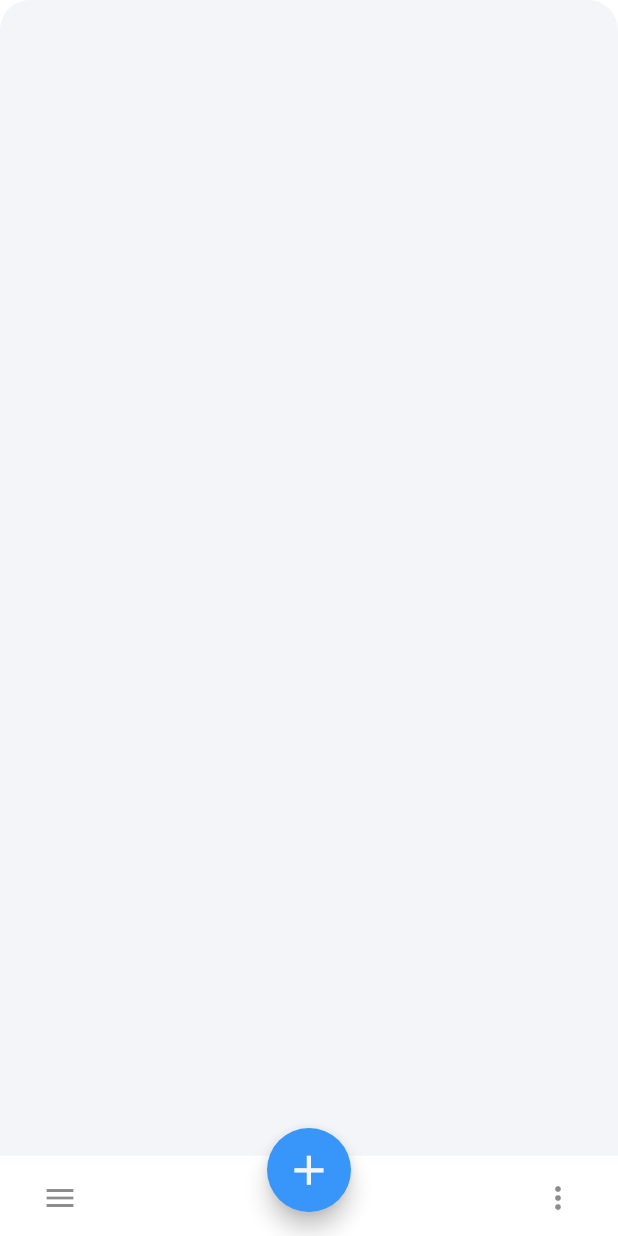
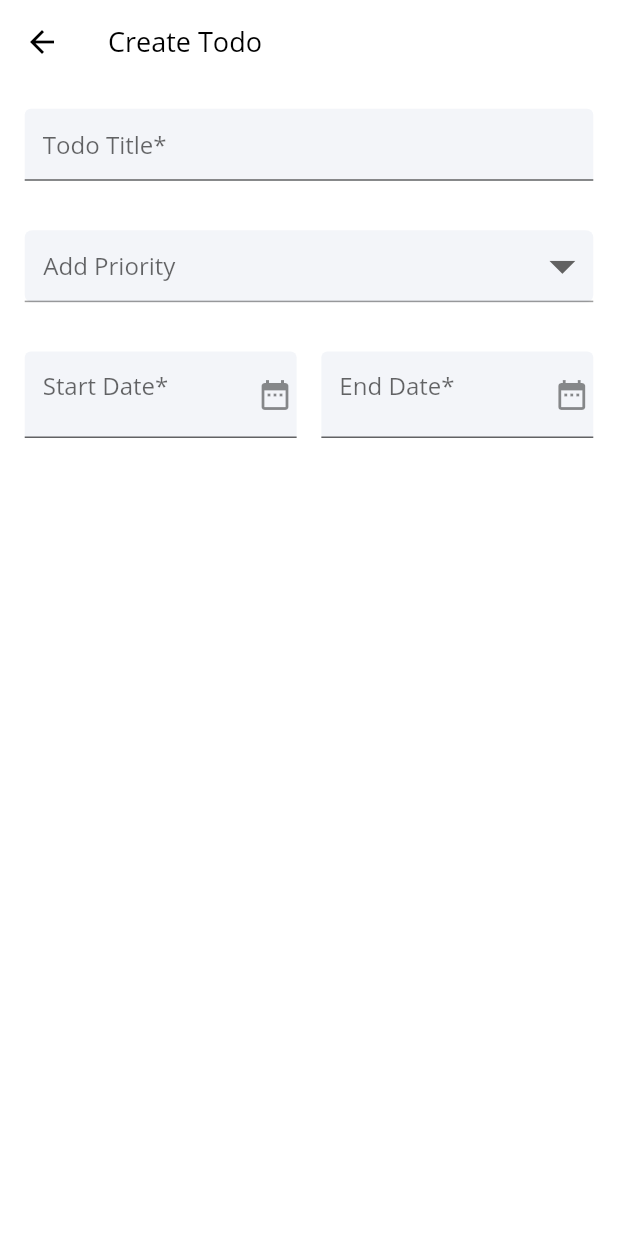
Before and after one commit to Jaineel-Mamtora/ToDo-List, a Flutter app: the HomeScreen screen opened by its route, after a tap on the "add" icon, on a phone screen of 412 x 824 dp. Run offline on Flutter 3.47's test engine with Material 2 defaults, Android fonts, the phone set to English and light mode, and no system bars; our stand-ins replace cloud_firestore, email_validator, firebase_auth, fluttertoast; accounts and stored records are empty.

Commit message:
added: TodoScreen

```diff
--- a/lib/main.dart
+++ b/lib/main.dart
@@ -1,20 +1,29 @@
 import 'package:flutter/material.dart';
+import 'package:provider/provider.dart';
+import 'package:firebase_auth/firebase_auth.dart';
 
 import './screens/AuthScreen.dart';
 import './screens/InitScreen.dart';
 import './screens/HomeScreen.dart';
+import './screens/TodoScreen.dart';
 
 void main() => runApp(MyToDoListApp());
 
 class MyToDoListApp extends StatelessWidget {
   @override
   Widget build(BuildContext context) {
-    return MaterialApp(
+    return MultiProvider(
+      providers: [
+        StreamProvider<FirebaseUser>.value(
+          value: FirebaseAuth.instance.onAuthStateChanged,
+        ),
+      ],
+      child: MaterialApp(
         title: 'Todo List',
         debugShowCheckedModeBanner: false,
         theme: ThemeData(
+          primaryColor: Color.fromRGBO(56, 149, 249, 1),
           accentColor: Color.fromRGBO(243, 245, 249, 1),
-        primaryColor: Color.fromRGBO(56, 149, 249, 1),
           visualDensity: VisualDensity.adaptivePlatformDensity,
           fontFamily: 'OpenSans',
         ),
@@ -23,7 +32,9 @@ class MyToDoListApp extends StatelessWidget {
           InitScreen.routeName: (ctx) => InitScreen(),
           AuthScreen.routeName: (ctx) => AuthScreen(),
           HomeScreen.routeName: (ctx) => HomeScreen(),
+          TodoScreen.routeName: (ctx) => TodoScreen(),
         },
+      ),
     );
   }
 }
--- a/lib/screens/HomeScreen.dart
+++ b/lib/screens/HomeScreen.dart
@@ -1,5 +1,9 @@
 import 'package:flutter/material.dart';
+import 'package:provider/provider.dart';
+import 'package:firebase_auth/firebase_auth.dart';
+import 'package:cloud_firestore/cloud_firestore.dart';
 
+import './TodoScreen.dart';
 import '../providers/FirebaseAuthenticationService.dart';
 
 class HomeScreen extends StatefulWidget {
@@ -16,6 +20,7 @@ class _HomeScreenState extends State<HomeScreen> {
   Widget build(BuildContext context) {
     double height = MediaQuery.of(context).size.height;
     double statusBarHeight = MediaQuery.of(context).padding.top;
+    final user = Provider.of<FirebaseUser>(context);
     return Scaffold(
       backgroundColor: Colors.white,
       body: Container(
@@ -31,7 +36,30 @@ class _HomeScreenState extends State<HomeScreen> {
               child: SingleChildScrollView(
                 child: Column(
                   children: <Widget>[
-                    Container(),
+                    user != null
+                        ? StreamBuilder<QuerySnapshot>(
+                            stream: Firestore.instance
+                                .collection('users')
+                                .document(user.uid)
+                                .collection('todo')
+                                .snapshots(),
+                            builder: (context, snapshot) {
+                              if (!snapshot.hasData) {
+                                return Container(
+                                  child: Center(
+                                    child: CircularProgressIndicator(
+                                      backgroundColor:
+                                          Theme.of(context).primaryColor,
+                                    ),
+                                  ),
+                                );
+                              }
+                              // List<DocumentSnapshot> docs = snapshot.data.documents;
+
+                              return Container();
+                            },
+                          )
+                        : Container(),
                   ],
                 ),
               ),
@@ -67,7 +95,9 @@ class _HomeScreenState extends State<HomeScreen> {
       floatingActionButtonLocation: FloatingActionButtonLocation.centerFloat,
       floatingActionButton: FloatingActionButton(
         backgroundColor: Theme.of(context).primaryColor,
-        onPressed: () {},
+        onPressed: () {
+          Navigator.of(context).pushNamed(TodoScreen.routeName);
+        },
         materialTapTargetSize: MaterialTapTargetSize.shrinkWrap,
         child: Icon(
           Icons.add,
--- a/lib/screens/InitScreen.dart
+++ b/lib/screens/InitScreen.dart
@@ -51,6 +51,7 @@ class _InitScreenState extends State<InitScreen> {
               'ToDo List',
               style: TextStyle(fontSize: 24),
             ),
+            SizedBox(height: 30),
             FutureBuilder<bool>(
               future: _checkAuthStatus(context),
               builder: (BuildContext c, AsyncSnapshot<bool> snapshot) {
--- /dev/null
+++ b/lib/screens/TodoScreen.dart
@@ -0,0 +1,218 @@
+import 'package:flutter/material.dart';
+import 'package:intl/intl.dart';
+import 'package:fluttertoast/fluttertoast.dart';
+
+class TodoScreen extends StatefulWidget {
+  static const routeName = '/todo';
+
+  @override
+  _TodoScreenState createState() => _TodoScreenState();
+}
+
+class _TodoScreenState extends State<TodoScreen> {
+  TextEditingController _titleController = TextEditingController();
+  TextEditingController _priorityController = TextEditingController();
+  TextEditingController _startDateController = TextEditingController();
+  TextEditingController _endDateController = TextEditingController();
+  TextEditingController _subTaskController = TextEditingController();
+
+  DateTime _pickedStartDate;
+  DateTime _pickedEndDate;
+
+  List<String> _priorities = ['Critical', 'Urgent', 'Important'];
+  String _selectedPriority;
+
+  _getStartDate(BuildContext ctx) async {
+    FocusScope.of(ctx).requestFocus(new FocusNode());
+    _pickedStartDate = await showDatePicker(
+      context: ctx,
+      initialDate: _pickedStartDate ?? DateTime.now(),
+      firstDate: DateTime(2000),
+      lastDate: DateTime(2050),
+    );
+    if (_startDateController.text == '' && _pickedStartDate == null) {
+      Fluttertoast.showToast(msg: "Please select a Start Date!");
+      return;
+    }
+    if (_startDateController.text != null && _pickedStartDate != null) {
+      _startDateController.text =
+          DateFormat('dd MMM, yyyy').format(_pickedStartDate) ??
+              DateTime.now().toIso8601String();
+    }
+  }
+
+  _getEndDate(BuildContext ctx) async {
+    FocusScope.of(ctx).requestFocus(new FocusNode());
+    _pickedEndDate = await showDatePicker(
+      context: ctx,
+      initialDate: _pickedEndDate ?? DateTime.now(),
+      firstDate: DateTime(2000),
+      lastDate: DateTime(2050),
+    );
+    if (_endDateController.text == '' && _pickedEndDate == null) {
+      Fluttertoast.showToast(msg: "Please select an End Date!");
+      return;
+    }
+    if (_pickedStartDate == null) {
+      Fluttertoast.showToast(msg: "Please enter Start Date first.");
+      return;
+    }
+
+    if (_endDateController.text != null && _pickedEndDate != null) {
+      _endDateController.text =
+          DateFormat('dd MMM, yyyy').format(_pickedEndDate) ??
+              DateTime.now().toIso8601String();
+    }
+  }
+
+  @override
+  void dispose() {
+    _titleController.dispose();
+    _priorityController.dispose();
+    _startDateController.dispose();
+    _endDateController.dispose();
+    _subTaskController.dispose();
+    super.dispose();
+  }
+
+  @override
+  Widget build(BuildContext context) {
+    Size deviceSize = MediaQuery.of(context).size;
+    return Scaffold(
+      backgroundColor: Colors.white,
+      appBar: AppBar(
+        elevation: 0,
+        title: Text(
+          'Create Todo',
+          style: TextStyle(
+            color: Colors.black,
+            fontSize: 18,
+          ),
+        ),
+        backgroundColor: Colors.white,
+        iconTheme: IconThemeData(
+          color: Colors.black,
+        ),
+      ),
+      body: SingleChildScrollView(
+        child: Column(
+          children: <Widget>[
+            Container(
+              padding: EdgeInsets.symmetric(
+                horizontal: deviceSize.width * 0.04,
+                vertical: deviceSize.height * 0.02,
+              ),
+              child: TextFormField(
+                controller: _titleController,
+                decoration: InputDecoration(
+                  filled: true,
+                  fillColor: Theme.of(context).accentColor,
+                  hintText: "Todo Title*",
+                ),
+              ),
+            ),
+            Container(
+              margin: EdgeInsets.symmetric(
+                horizontal: deviceSize.width * 0.04,
+                vertical: deviceSize.height * 0.02,
+              ),
+              decoration: BoxDecoration(
+                color: Theme.of(context).accentColor,
+                borderRadius: BorderRadius.circular(5.0),
+              ),
+              child: Column(
+                children: <Widget>[
+                  DropdownButton<String>(
+                    dropdownColor: Theme.of(context).accentColor,
+                    isExpanded: true,
+                    iconSize: deviceSize.height * 0.05,
+                    underline: Container(width: 0, height: 0),
+                    hint: Padding(
+                      padding: EdgeInsets.only(
+                        left: deviceSize.width * 0.03,
+                      ),
+                      child: Text("Add Priority"),
+                    ),
+                    value: _selectedPriority,
+                    onChanged: (String value) {
+                      setState(() {
+                        _selectedPriority = value;
+                      });
+                    },
+                    items: _priorities.map((String priority) {
+                      return DropdownMenuItem<String>(
+                        value: priority,
+                        child: Padding(
+                          padding: EdgeInsets.only(
+                            left: deviceSize.width * 0.03,
+                          ),
+                          child: Text(
+                            priority,
+                            style: TextStyle(color: Colors.black),
+                          ),
+                        ),
+                      );
+                    }).toList(),
+                  ),
+                  Divider(
+                    height: 0,
+                    thickness: 1,
+                    color: Colors.black38,
+                  ),
+                ],
+              ),
+            ),
+            Row(
+              children: <Widget>[
+                Expanded(
+                  child: Container(
+                    padding: EdgeInsets.only(
+                      left: deviceSize.width * 0.04,
+                      top: deviceSize.height * 0.02,
+                      right: deviceSize.width * 0.02,
+                      bottom: deviceSize.height * 0.02,
+                    ),
+                    child: TextFormField(
+                      controller: _startDateController,
+                      decoration: InputDecoration(
+                        filled: true,
+                        fillColor: Theme.of(context).accentColor,
+                        suffixIcon: Icon(Icons.date_range),
+                        suffixIconConstraints:
+                            BoxConstraints.tight(deviceSize * 0.07),
+                        hintText: "Start Date*",
+                      ),
+                      onTap: () => _getStartDate(context),
+                    ),
+                  ),
+                ),
+                Expanded(
+                  child: Container(
+                    padding: EdgeInsets.only(
+                      left: deviceSize.width * 0.02,
+                      top: deviceSize.height * 0.02,
+                      right: deviceSize.width * 0.04,
+                      bottom: deviceSize.height * 0.02,
+                    ),
+                    child: TextFormField(
+                      controller: _endDateController,
+                      decoration: InputDecoration(
+                        filled: true,
+                        fillColor: Theme.of(context).accentColor,
+                        suffixIcon: Icon(Icons.date_range),
+                        suffixIconConstraints:
+                            BoxConstraints.tight(deviceSize * 0.07),
+                        hintText: "End Date*",
+                      ),
+                      onTap: () => _getEndDate(context),
+                    ),
+                  ),
+                ),
+              ],
+            ),
+          ],
+        ),
+      ),
+    );
+  }
+}
```
Also changed, not shown: assets/icons/logo.png, 27 other files. Lines whose indentation alone changed are shown as unchanged.
